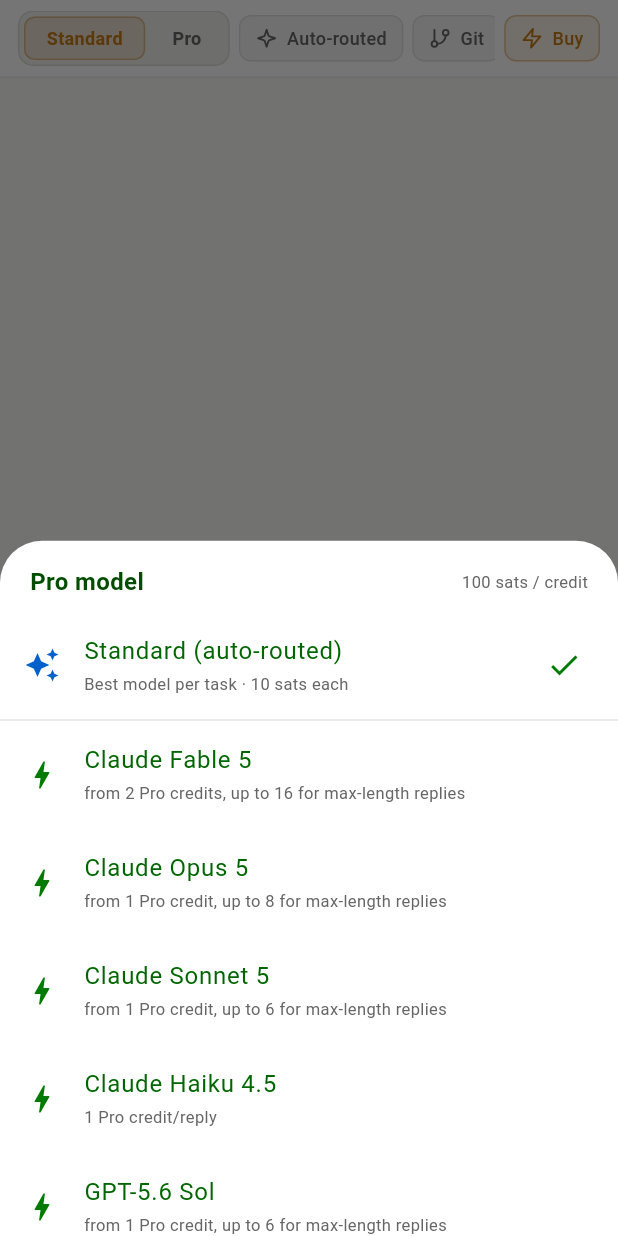
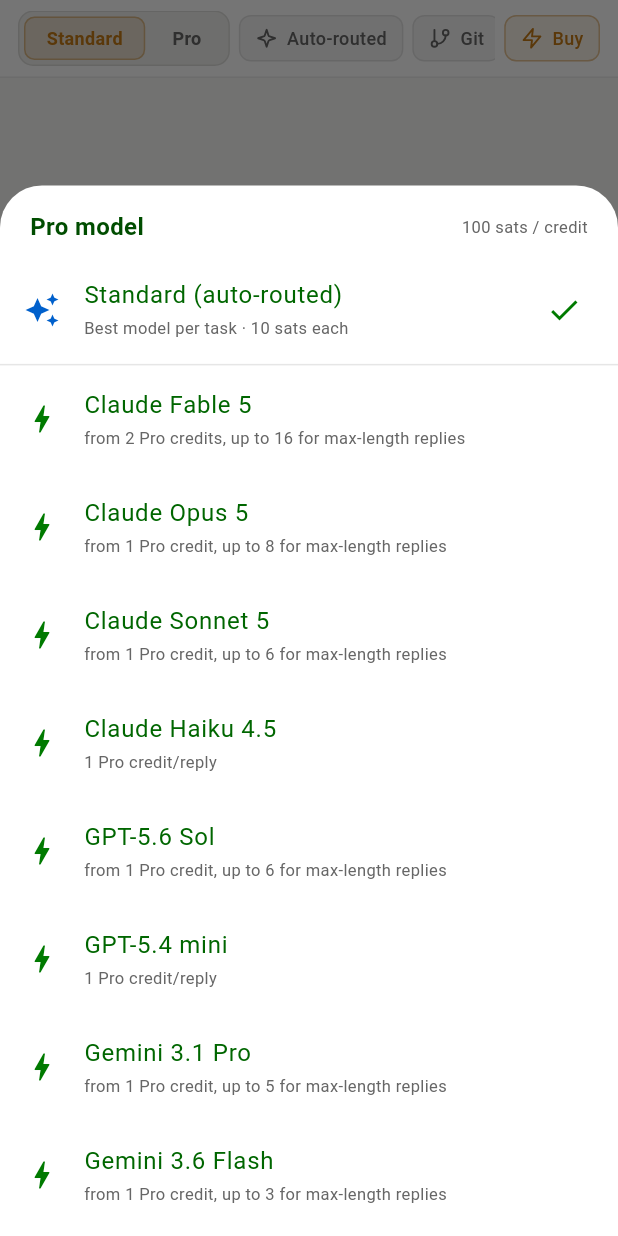
Before and after one commit to Spl0itable/flutter-app, a Flutter app: the BotChatScreen widget shown alone on an empty page, opened directly, after a tap on "Auto-routed", on a phone screen of 412 x 824 dp. Run offline on Flutter 3.47's test engine with Material 3 defaults, Android fonts, the phone set to English and light mode, and no system bars; our stand-ins replace app_links, audioplayers, cached_network_image, convert, file_picker, flutter_local_notifications and 13 more; missing offline and left inert: bech32, bip340, bluetooth_low_energy, cryptography, flutter_webrtc, pointycastle and 1 more; accounts and stored records are empty; network calls fail.

Commit message:
Make the Pro model picker scroll; bump build to 199
The picker was a plain Column in a default-height bottom sheet, which
caps at 9/16 of the screen. That fit while the catalog was seven models
and broke when it became twelve — the sheet overflowed and the lower
models were unreachable on a phone.

It now opens with isScrollControlled so the sheet is not pre-capped, is
constrained to 85% of screen height so it stays clear of the status bar,
and puts the models in a ListView under a pinned header. Row count is
not something the layout should depend on.

The other Nymbot premium modals were checked and already correct:
BotCreditsModal (?buy / ?gift) and _GitConnectModal (?git) both open
with isScrollControlled and wrap their bodies in a SingleChildScrollView.

Extracted the body as ProModelPickerSheet so the real layout — not a
copy of it — can be pumped at a 360x640 surface. Those tests caught a
second, independent bug: the header Row overflowed horizontally, since
a Spacer between two translated labels leaves nothing to give when the
text is wide. Both labels are now Flexible and ellipsize, which also
covers large text scales and longer translations.

Verified the tests fail against the previous layout and pass against
this one, so they guard the regression rather than merely passing.

Co-Authored-By: Claude Fable 5 <noreply@anthropic.com>
Claude-Session: https://claude.ai/code/session_014sU3NSyu9nMnhMqWExUyLi

```diff
--- a/lib/features/nymbot/bot_chat_screen.dart
+++ b/lib/features/nymbot/bot_chat_screen.dart
@@ -322,61 +322,17 @@ class _BotChatScreenState extends ConsumerState<BotChatScreen> {
     final current = ref.read(botChatControllerProvider).proModel;
     showModalBottomSheet<void>(
       context: context,
+      // Without this the sheet is capped at 9/16 of the screen, which the
+      // catalog outgrew.
+      isScrollControlled: true,
       backgroundColor: c.bgSecondary,
-      builder: (_) => SafeArea(
-        child: Column(
-          mainAxisSize: MainAxisSize.min,
-          children: [
-            Padding(
-              padding: const EdgeInsets.fromLTRB(20, 16, 20, 8),
-              child: Row(
-                children: [
-                  Text(tr('Pro model'),
-                      style: TextStyle(
-                          color: c.textBright,
-                          fontSize: 16,
-                          fontWeight: FontWeight.w600)),
-                  const Spacer(),
-                  Text(tr('100 sats / credit'),
-                      style: TextStyle(color: c.textDim, fontSize: 11)),
-                ],
-              ),
-            ),
-            ListTile(
-              leading: Icon(Icons.auto_awesome, color: c.blue),
-              title: Text(tr('Standard (auto-routed)'),
-                  style: TextStyle(color: c.text)),
-              subtitle: Text(tr('Best model per task · 10 sats each'),
-                  style: TextStyle(color: c.textDim, fontSize: 11)),
-              trailing:
-                  current == null ? Icon(Icons.check, color: c.primary) : null,
-              onTap: () {
-                ref
-                    .read(botChatControllerProvider.notifier)
-                    .setModelDirect(null);
-                Navigator.pop(context);
-              },
-            ),
-            Divider(height: 1, color: c.border),
-            for (final m in kProModels)
-              ListTile(
-                leading: Icon(Icons.bolt, color: c.primary),
-                title: Text(m.label, style: TextStyle(color: c.text)),
-                // PWA `?model` list: the human price-range phrase, not the id.
-                subtitle: Text(m.priceLabel,
-                    style: TextStyle(color: c.textDim, fontSize: 11)),
-                trailing: current?.key == m.key
-                    ? Icon(Icons.check, color: c.primary)
-                    : null,
-                onTap: () {
-                  ref
-                      .read(botChatControllerProvider.notifier)
-                      .setModelDirect(m);
-                  Navigator.pop(context);
-                },
-              ),
-          ],
-        ),
+      builder: (_) => ProModelPickerSheet(
+        colors: c,
+        current: current,
+        onSelected: (m) {
+          ref.read(botChatControllerProvider.notifier).setModelDirect(m);
+          Navigator.pop(context);
+        },
       ),
     );
   }
@@ -2575,6 +2531,113 @@ class _BotTranslateLangRowState extends State<_BotTranslateLangRow> {
 }
 
 // =============================================================================
+// Pro model picker sheet — premium surface
+// =============================================================================
+
+/// The `?model` picker body: a pinned header over a scrolling list of the Pro
+/// catalog plus the standard auto-routing row.
+///
+/// Split out of [_showModelPicker] so the layout can be pumped directly at a
+/// small surface size in tests. The row count tracks [kProModels], which grows
+/// as models are added, so "does it still fit" is not a safe assumption — the
+/// list scrolls and the sheet is capped below the screen height instead.
+class ProModelPickerSheet extends StatelessWidget {
+  const ProModelPickerSheet({
+    super.key,
+    required this.colors,
+    required this.current,
+    required this.onSelected,
+  });
+
+  final NymColors colors;
+
+  /// Currently pinned model, or null for standard auto-routing.
+  final ProModel? current;
+
+  /// Called with the chosen model, or null for standard auto-routing.
+  final ValueChanged<ProModel?> onSelected;
+
+  @override
+  Widget build(BuildContext context) {
+    final c = colors;
+    return SafeArea(
+      child: ConstrainedBox(
+        // Leaves the sheet clear of the status bar even when the catalog is
+        // long enough to fill the screen.
+        constraints: BoxConstraints(
+          maxHeight: MediaQuery.of(context).size.height * 0.85,
+        ),
+        child: Column(
+          mainAxisSize: MainAxisSize.min,
+          children: [
+            Padding(
+              padding: const EdgeInsets.fromLTRB(20, 16, 20, 8),
+              // Both labels are translated and the sheet has to survive narrow
+              // screens and large text scales, so they share the width and
+              // ellipsize instead of a Spacer forcing them off the edge.
+              child: Row(
+                mainAxisAlignment: MainAxisAlignment.spaceBetween,
+                children: [
+                  Flexible(
+                    child: Text(tr('Pro model'),
+                        overflow: TextOverflow.ellipsis,
+                        style: TextStyle(
+                            color: c.textBright,
+                            fontSize: 16,
+                            fontWeight: FontWeight.w600)),
+                  ),
+                  const SizedBox(width: 12),
+                  Flexible(
+                    child: Text(tr('100 sats / credit'),
+                        overflow: TextOverflow.ellipsis,
+                        textAlign: TextAlign.end,
+                        style: TextStyle(color: c.textDim, fontSize: 11)),
+                  ),
+                ],
+              ),
+            ),
+            // Only the models scroll; the header stays put.
+            Flexible(
+              child: ListView(
+                shrinkWrap: true,
+                padding: EdgeInsets.zero,
+                children: [
+                  ListTile(
+                    leading: Icon(Icons.auto_awesome, color: c.blue),
+                    title: Text(tr('Standard (auto-routed)'),
+                        style: TextStyle(color: c.text)),
+                    subtitle: Text(tr('Best model per task · 10 sats each'),
+                        style: TextStyle(color: c.textDim, fontSize: 11)),
+                    trailing: current == null
+                        ? Icon(Icons.check, color: c.primary)
+                        : null,
+                    onTap: () => onSelected(null),
+                  ),
+                  Divider(height: 1, color: c.border),
+                  for (final m in kProModels)
+                    ListTile(
+                      leading: Icon(Icons.bolt, color: c.primary),
+                      title: Text(m.label, style: TextStyle(color: c.text)),
+                      // PWA `?model` list: the human price-range phrase, not
+                      // the id.
+                      subtitle: Text(m.priceLabel,
+                          style: TextStyle(color: c.textDim, fontSize: 11)),
+                      trailing: current?.key == m.key
+                          ? Icon(Icons.check, color: c.primary)
+                          : null,
+                      onTap: () => onSelected(m),
+                    ),
+                ],
+              ),
+            ),
+          ],
+        ),
+      ),
+    );
+  }
+}
+
+// =============================================================================
 // Git connect modal (provider + PAT + repo/branch) — premium surface
 // =============================================================================
 
--- a/pubspec.yaml
+++ b/pubspec.yaml
@@ -1,7 +1,7 @@
 name: nym_bar
 description: "Experience the future of decentralized communication with Nymchat, a sleek and secure shell app that wraps around our powerful PWA, delivering instant notifications and seamless external browsing for an uncompromised user experience."
 publish_to: "none"
-version: 1.0.1+198
+version: 1.0.1+199
 
 environment:
   sdk: ^3.6.0
```
Also changed, not shown: 2 other files.
